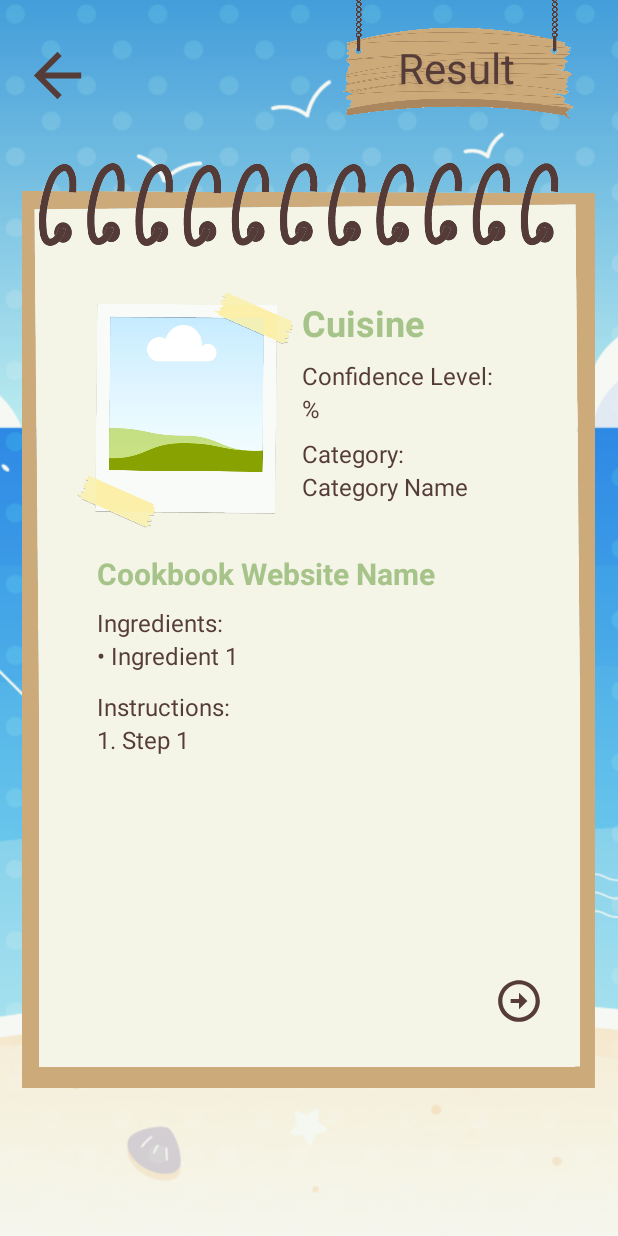
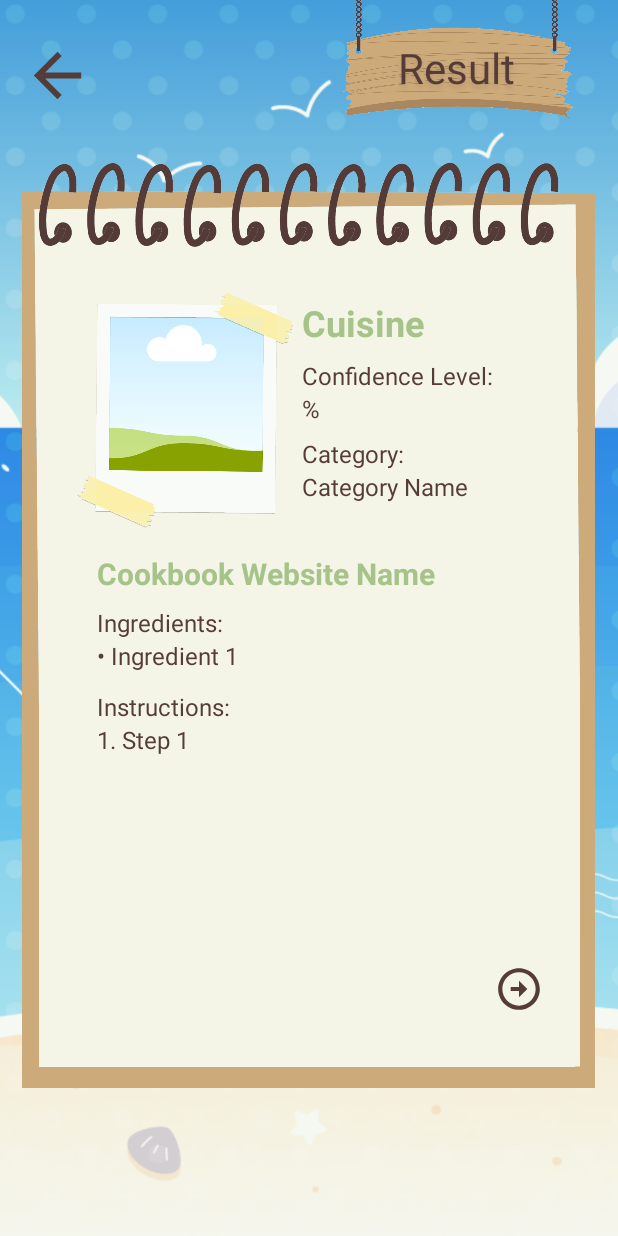
Before and after one commit to alleyahPCM/Piculinary, an Android app: the DisplayResult screen opened directly, with no data from a screen before it, on a phone screen of 412 x 824 dp. Run offline under Robolectric (Android 15) with nearby library versions, the phone set to English and light mode, and no system bars; our stand-ins replace Firebase (no records; nobody signed in at launch, a user with empty details on screens opened directly); plain views replace JustifiedTextView; pictures from the network do not load; 1 statement that could not run was skipped.

Commit message:
Next Button Fix

```diff
--- a/app/src/main/res/layout/activity_display_result.xml
+++ b/app/src/main/res/layout/activity_display_result.xml
@@ -440,6 +440,6 @@
         android:layout_width="wrap_content"
         android:layout_height="wrap_content"
         android:orientation="horizontal"
-        app:layout_constraintGuide_percent="0.84" />
+        app:layout_constraintGuide_percent="0.82" />
 
 </androidx.constraintlayout.widget.ConstraintLayout>
--- a/app/src/main/res/layout/fragment_cuisine_specific_food.xml
+++ b/app/src/main/res/layout/fragment_cuisine_specific_food.xml
@@ -417,6 +417,6 @@
         android:layout_width="wrap_content"
         android:layout_height="wrap_content"
         android:orientation="horizontal"
-        app:layout_constraintGuide_percent="0.84" />
+        app:layout_constraintGuide_percent="0.82" />
 
 </androidx.constraintlayout.widget.ConstraintLayout>
--- a/app/src/main/res/layout/fragment_history_specific_food.xml
+++ b/app/src/main/res/layout/fragment_history_specific_food.xml
@@ -440,6 +440,6 @@
         android:layout_width="wrap_content"
         android:layout_height="wrap_content"
         android:orientation="horizontal"
-        app:layout_constraintGuide_percent="0.84" />
+        app:layout_constraintGuide_percent="0.82" />
 
 </androidx.constraintlayout.widget.ConstraintLayout>
--- a/app/src/main/res/layout/fragment_results.xml
+++ b/app/src/main/res/layout/fragment_results.xml
@@ -440,6 +440,6 @@
         android:layout_width="wrap_content"
         android:layout_height="wrap_content"
         android:orientation="horizontal"
-        app:layout_constraintGuide_percent="0.84" />
+        app:layout_constraintGuide_percent="0.82" />
 
 </androidx.constraintlayout.widget.ConstraintLayout>
```
